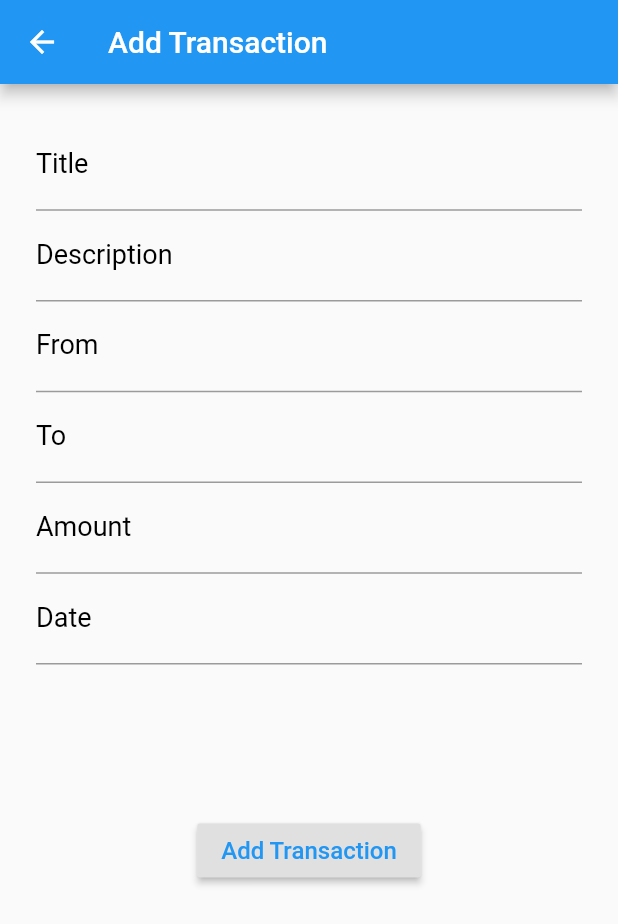
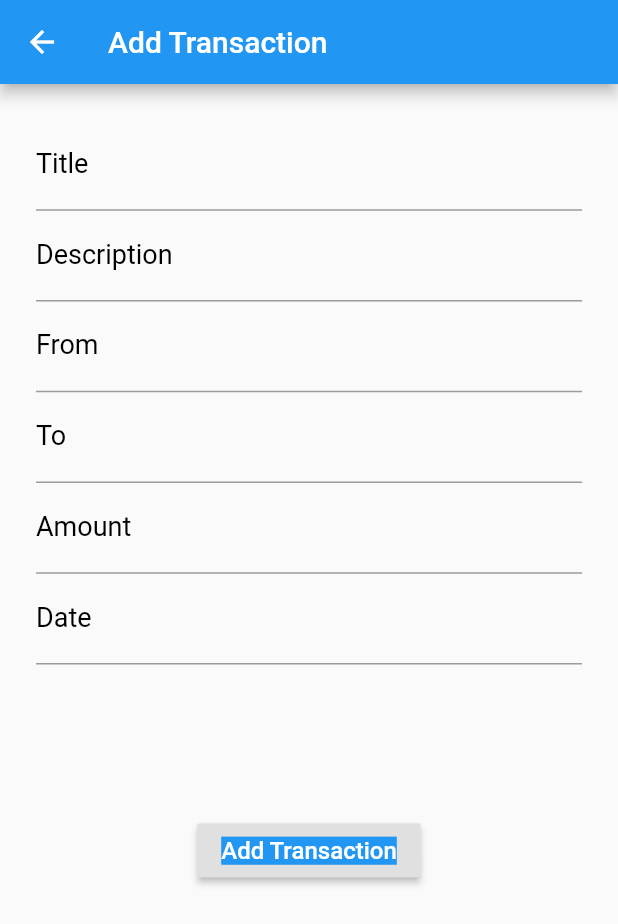
Before and after one commit to AniketSindhu/finance_manager, a Flutter app: the AddTransaction screen opened directly, on a phone screen of 412 x 824 dp. Shown: the top 924 px of the screen. Run offline on Flutter 3.47's test engine with Material 2 defaults, Android fonts, the phone set to English and light mode, and no system bars; our stand-ins replace firebase_core; accounts and stored records are empty.

Commit message:
button color changed

```diff
--- a/lib/screens/addTransaction.dart
+++ b/lib/screens/addTransaction.dart
@@ -102,7 +102,7 @@ class _AddTransactionState extends State<AddTransaction> {
               _buildDateField(),
               SizedBox(height: 100,),
               RaisedButton(
-                child: Text('Add Transaction', style: TextStyle(color: Colors.blue, fontSize: 16),),
+                child: Text('Add Transaction', style: TextStyle(color: Colors.white, fontSize: 16, backgroundColor: Colors.blue),),
                 onPressed: () => {},
               ),
             ])),
```
